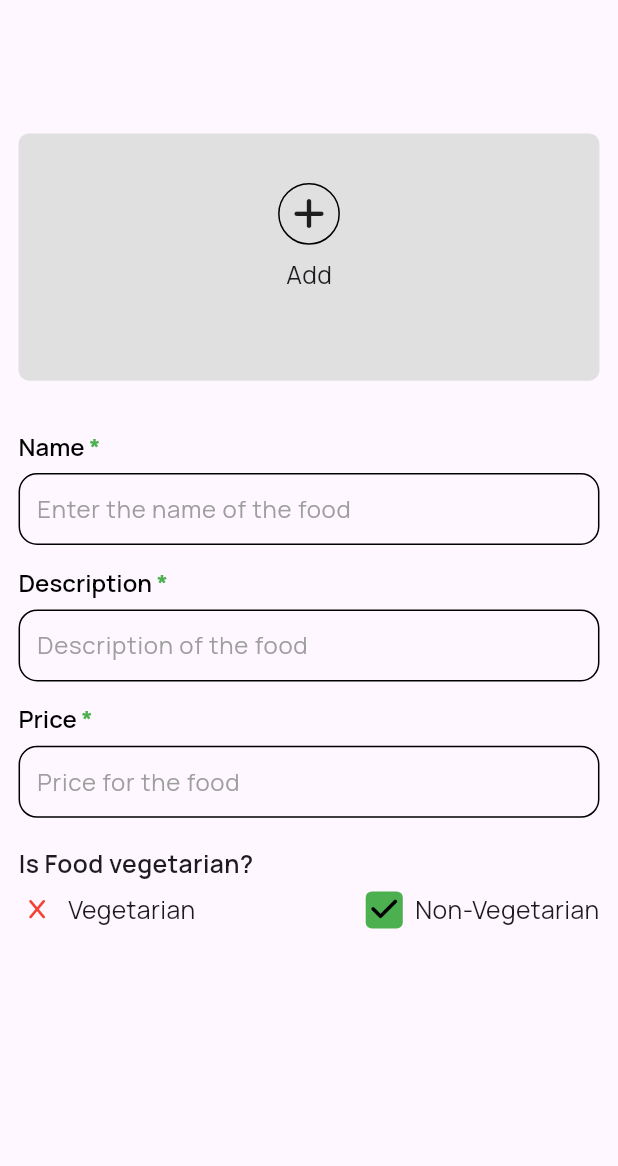
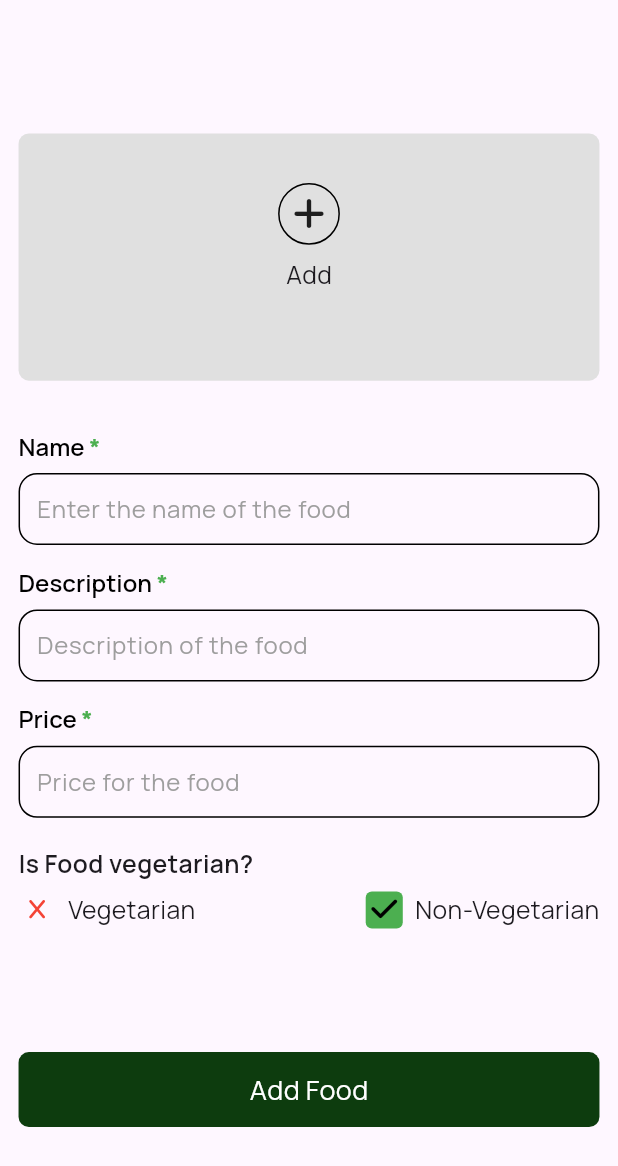
Before and after one commit to Meealley/app_restaurant, a Flutter app: the AddFoodItemScreen widget shown alone on an empty page, opened directly, on a phone screen of 412 x 824 dp. Shown: the top 1166 px of the screen. Run offline on Flutter 3.47's test engine with Material 3 defaults, Android fonts, the light colour scheme and no system bars; our stand-ins replace carousel_slider, cloud_firestore, country_picker, firebase_auth, firebase_core, firebase_storage and 8 more; missing offline and left inert: flutter_geofire; accounts and stored records are empty.

Commit message:
added food data crud services

```diff
--- a/lib/model/add_food_model.dart
+++ b/lib/model/add_food_model.dart
@@ -0,0 +1,46 @@
+import 'dart:convert';
+
+// ignore_for_file: public_member_api_docs, sort_constructors_first
+class AddFoodModel {
+  String name;
+  String restaurantUID;
+  String description;
+  String foodImageURL;
+  bool isVegetarian;
+  String price;
+  AddFoodModel({
+    required this.name,
+    required this.restaurantUID,
+    required this.description,
+    required this.foodImageURL,
+    required this.isVegetarian,
+    required this.price,
+  });
+
+  Map<String, dynamic> toMap() {
+    return <String, dynamic>{
+      'name': name,
+      'restaurantUID': restaurantUID,
+      'description': description,
+      'foodImageURL': foodImageURL,
+      'isVegetarian': isVegetarian,
+      'price': price,
+    };
+  }
+
+  factory AddFoodModel.fromMap(Map<String, dynamic> map) {
+    return AddFoodModel(
+      name: map['name'] as String,
+      restaurantUID: map['restaurantUID'] as String,
+      description: map['description'] as String,
+      foodImageURL: map['foodImageURL'] as String,
+      isVegetarian: map['isVegetarian'] as bool,
+      price: map['price'] as String,
+    );
+  }
+
+  String toJson() => json.encode(toMap());
+
+  factory AddFoodModel.fromJson(String source) =>
+      AddFoodModel.fromMap(json.decode(source) as Map<String, dynamic>);
+}
--- a/lib/view/addfooditem/widgets/addfooditem_widgets.dart
+++ b/lib/view/addfooditem/widgets/addfooditem_widgets.dart
@@ -1,6 +1,11 @@
 import 'package:flutter/material.dart';
+import 'package:flutter/widgets.dart';
+// import 'package:flutter/widgets.dart';
 import 'package:font_awesome_flutter/font_awesome_flutter.dart';
+import 'package:kfc_restaurant/controller/provider/add_food_provider.dart';
+import 'package:kfc_restaurant/utils/custom_button.dart';
 import 'package:kfc_restaurant/utils/custom_textfield.dart';
+import 'package:provider/provider.dart';
 import 'package:sizer/sizer.dart';
 
 class AddFoodItemWidget extends StatelessWidget {
@@ -10,6 +15,9 @@ class AddFoodItemWidget extends StatelessWidget {
   final bool foodIsVegetarian;
   final VoidCallback onTappedIsVegetarian;
   final VoidCallback onTappedNonVegetarian;
+  final VoidCallback addImageTapped;
+  final VoidCallback addFoodButtonPressed;
+  final bool isaddFoodPressed;
 
   const AddFoodItemWidget(
       {super.key,
@@ -18,7 +26,10 @@ class AddFoodItemWidget extends StatelessWidget {
       required this.foodPriceController,
       required this.foodIsVegetarian,
       required this.onTappedIsVegetarian,
-      required this.onTappedNonVegetarian});
+      required this.onTappedNonVegetarian,
+      required this.addImageTapped,
+      required this.addFoodButtonPressed,
+      required this.isaddFoodPressed});
 
   @override
   Widget build(BuildContext context) {
@@ -33,14 +44,27 @@ class AddFoodItemWidget extends StatelessWidget {
           SizedBox(
             height: 2.h,
           ),
-          Container(
+          Consumer<AddFoodProvder>(builder: (context, addFoodProvider, child) {
+            return GestureDetector(
+              onTap: addImageTapped,
+              child: Container(
                 height: 20.h,
                 width: 94.w,
                 decoration: BoxDecoration(
                   borderRadius: BorderRadius.circular(5.sp),
                   color: Colors.grey.shade300,
                 ),
-            child: Column(
+                child: Builder(builder: (context) {
+                  if (addFoodProvider.foodImage != null) {
+                    return Padding(
+                      padding: EdgeInsets.symmetric(vertical: .5.h),
+                      child: Image(
+                        image: FileImage(addFoodProvider.foodImage!),
+                        fit: BoxFit.contain,
+                      ),
+                    );
+                  } else {
+                    return Column(
                       children: [
                         SizedBox(
                           height: 4.h,
@@ -67,8 +91,12 @@ class AddFoodItemWidget extends StatelessWidget {
                           ),
                         )
                       ],
+                    );
+                  }
+                }),
               ),
-          ),
+            );
+          }),
           SizedBox(
             height: 4.h,
           ),
@@ -198,6 +226,40 @@ class AddFoodItemWidget extends StatelessWidget {
               ),
             ],
           ),
+          SizedBox(
+            height: 10.h,
+          ),
+
+          //Button Pressed
+          GestureDetector(
+            onTap: addFoodButtonPressed,
+            child: Container(
+              width: double.infinity,
+              height: 50,
+              decoration: BoxDecoration(
+                color: const Color.fromARGB(255, 13, 60, 14),
+                borderRadius: BorderRadius.circular(5.sp),
+              ),
+              child: isaddFoodPressed
+                  ? const Center(
+                      child: SizedBox(
+                        height: 20,
+                        width: 20,
+                        child: CircularProgressIndicator(
+                          color: Colors.white,
+                        ),
+                      ),
+                    )
+                  : const Center(
+                      child: Text(
+                      "Add Food",
+                      style: TextStyle(
+                        color: Colors.white,
+                        fontSize: 18,
+                      ),
+                    )),
+            ),
+          ),
         ],
       ),
     );
```
Also changed, not shown: lib/controller/provider/add_food_provider.dart (added, +26 -0 lines), lib/controller/services/food_data_crud_services.dart (added, +28 -0 lines), lib/controller/services/image_services.dart (+8 -1 lines), lib/main.dart (+7 -3 lines), lib/view/addfooditem/addfooditem_screen.dart (+37 -0 lines), lib/controller/provider/food_model_provider.dart (deleted). Lines whose indentation alone changed are shown as unchanged.
